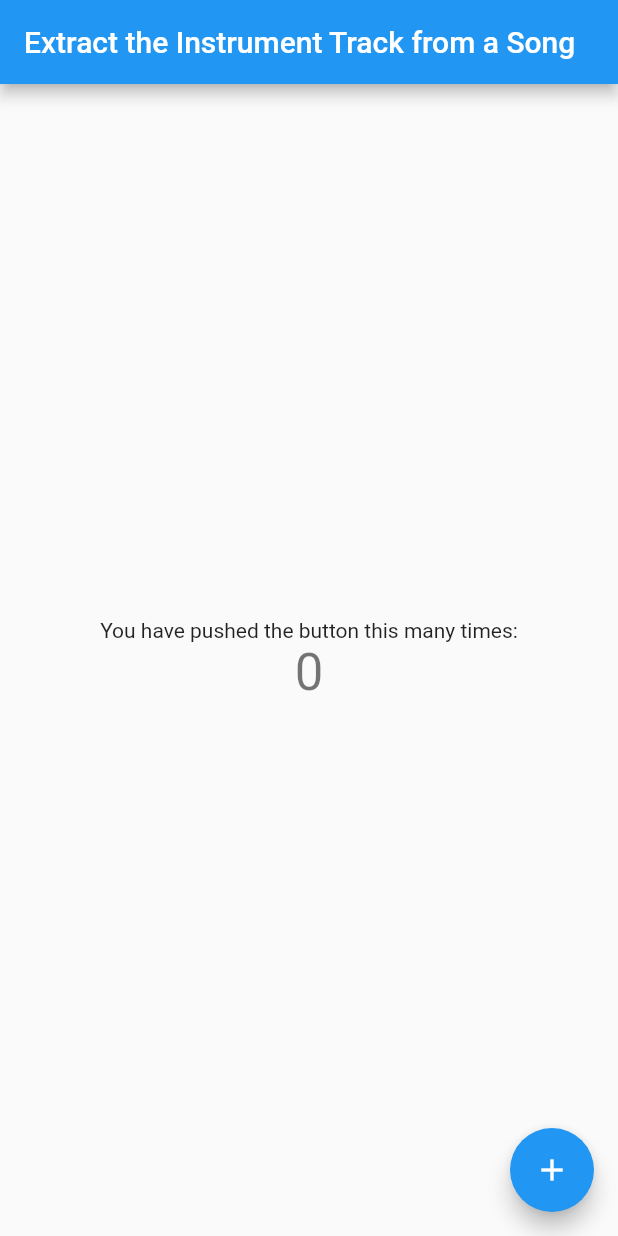
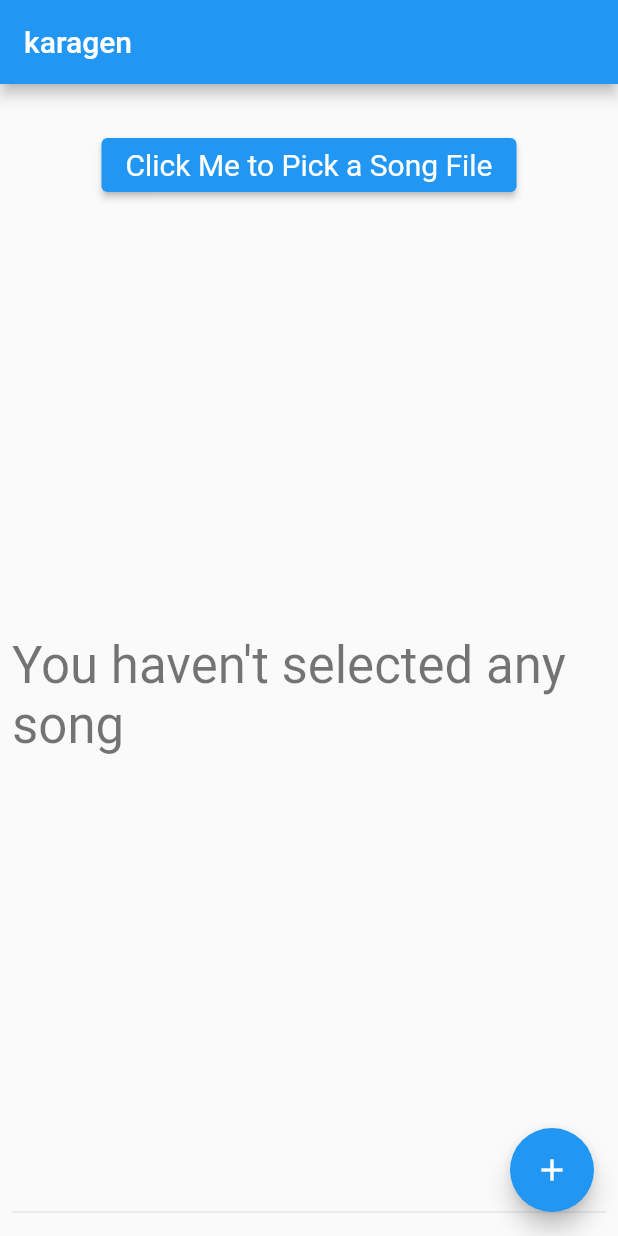
Before and after one commit to kakyoism/karagen, a Flutter app: the screen it shows after launch, on a phone screen of 412 x 824 dp. Run offline on Flutter 3.47's test engine with Material 2 defaults, Android fonts, the light colour scheme and no system bars; missing offline and left inert: file_selector.

Commit message:
add file selector

```diff
--- a/lib/main.dart
+++ b/lib/main.dart
@@ -1,43 +1,34 @@
+import 'dart:io';
 import 'package:flutter/material.dart';
+
+import 'package:file_selector/file_selector.dart';
+import 'package:path/path.dart' as pathlib;
+import 'package:path_provider/path_provider.dart';
+
+import 'util.dart' as uiutil;
 
 void main() {
   runApp(MyApp());
 }
 
 class MyApp extends StatelessWidget {
-  // This widget is the root of your application.
+  final _appName = 'karagen';
   @override
   Widget build(BuildContext context) {
     return MaterialApp(
-      title: 'Karaoke Generator',
+      title: _appName,
       theme: ThemeData(
-        // This is the theme of your application.
-        //
-        // Try running your application with "flutter run". You'll see the
-        // application has a blue toolbar. Then, without quitting the app, try
-        // changing the primarySwatch below to Colors.green and then invoke
-        // "hot reload" (press "r" in the console where you ran "flutter run",
-        // or simply save your changes to "hot reload" in a Flutter IDE).
-        // Notice that the counter didn't reset back to zero; the application
-        // is not restarted.
         primarySwatch: Colors.blue,
       ),
-      home: MyHomePage(title: 'Extract the Instrument Track from a Song'),
+      home: MyHomePage(title: _appName),
     );
   }
 }
 
 class MyHomePage extends StatefulWidget {
+  // CAUTION: required is needed for sound null safety
   MyHomePage({Key? key, required this.title}) : super(key: key);
 
-  // This widget is the home page of your application. It is stateful, meaning
-  // that it has a State object (defined below) that contains fields that affect
-  // how it looks.
-
-  // This class is the configuration for the state. It holds the values (in this
-  // case the title) provided by the parent (in this case the App widget) and
-  // used by the build method of the State. Fields in a Widget subclass are
-  // always marked "final".
 
   final String title;
 
@@ -46,66 +37,81 @@ class MyHomePage extends StatefulWidget {
 }
 
 class _MyHomePageState extends State<MyHomePage> {
-  int _counter = 0;
+  //
+  // EDIT: Add your widgets and controllers here
+  //
+  String _songPath = 'You haven\'t selected any song';
 
-  void _incrementCounter() {
+  @override
+  void initState() {
+    super.initState();
+  }
+
+  @override
+  void dispose() {
+    super.dispose();
+  }
+
+  Future<void> _onSelectDir() async {
+    Directory startupDir = await getApplicationDocumentsDirectory();
+    if (Platform.isMacOS) {
+      final homeDir = pathlib.join(startupDir.path, '..');
+      startupDir = Directory(homeDir);
+    }
+    final songFile = await openFile(
+      acceptedTypeGroups: <XTypeGroup>[XTypeGroup(
+        label: 'Music Files',
+      )],
+      initialDirectory: startupDir.path,
+      confirmButtonText: 'Select Song',
+    );
     setState(() {
-      // This call to setState tells the Flutter framework that something has
-      // changed in this State, which causes it to rerun the build method below
-      // so that the display can reflect the updated values. If we changed
-      // _counter without calling setState(), then the build method would not be
-      // called again, and so nothing would appear to happen.
-      _counter++;
+      _songPath = songFile!.path;
     });
+  }
+
+  Future<void> _onSubmit() async {
+    // modal progress
+    uiutil.openProgressUI(context, 'Working ...');
+    uiutil.closeProgressUI(context);
   }
 
   @override
   Widget build(BuildContext context) {
-    // This method is rerun every time setState is called, for instance as done
-    // by the _incrementCounter method above.
-    //
-    // The Flutter framework has been optimized to make rerunning build methods
-    // fast, so that you can just rebuild anything that needs updating rather
-    // than having to individually change instances of widgets.
     return Scaffold(
       appBar: AppBar(
-        // Here we take the value from the MyHomePage object that was created by
-        // the App.build method, and use it to set our appbar title.
         title: Text(widget.title),
       ),
-      body: Center(
-        // Center is a layout widget. It takes a single child and positions it
-        // in the middle of the parent.
+      body: Container(
+        child: Center(
             child: Column(
-          // Column is also a layout widget. It takes a list of children and
-          // arranges them vertically. By default, it sizes itself to fit its
-          // children horizontally, and tries to be as tall as its parent.
-          //
-          // Invoke "debug painting" (press "p" in the console, choose the
-          // "Toggle Debug Paint" action from the Flutter Inspector in Android
-          // Studio, or the "Toggle Debug Paint" command in Visual Studio Code)
-          // to see the wireframe for each widget.
-          //
-          // Column has various properties to control how it sizes itself and
-          // how it positions its children. Here we use mainAxisAlignment to
-          // center the children vertically; the main axis here is the vertical
-          // axis because Columns are vertical (the cross axis would be
-          // horizontal).
-          mainAxisAlignment: MainAxisAlignment.center,
+              mainAxisAlignment: MainAxisAlignment.spaceBetween,
               children: <Widget>[
-            Text(
-              'You have pushed the button this many times:',
+                Padding(
+                  padding: const EdgeInsets.fromLTRB(8.0, 30, 8.0, 0),
+                  child: ElevatedButton(
+                      style: ElevatedButton.styleFrom(
+                          textStyle: const TextStyle(fontSize: 20)),
+                      onPressed: _onSelectDir,
+                      child: const Text('Click Me to Pick a Song File')),
                 ),
-            Text(
-              '$_counter',
+                Padding(
+                  padding: const EdgeInsets.all(8.0),
+                  child: Text(_songPath,
                     style: Theme.of(context).textTheme.headline4,
                   ),
+                ),
+                Padding(
+                  padding: const EdgeInsets.all(8.0),
+                  child: Divider(),
+                )
               ],
             ),
           ),
+        ),
       floatingActionButton: FloatingActionButton(
-        onPressed: _incrementCounter,
-        tooltip: 'Increment',
+        onPressed: _onSubmit,
+        tooltip: 'Extract Instrumental Track',
         child: Icon(Icons.add),
       ), // This trailing comma makes auto-formatting nicer for build methods.
     );
```
Also changed, not shown: lib/util.dart (added, +38 -0 lines), pubspec.yaml (+8 -0 lines), pubspec.lock, 4 other files. Lines whose indentation alone changed are shown as unchanged.
